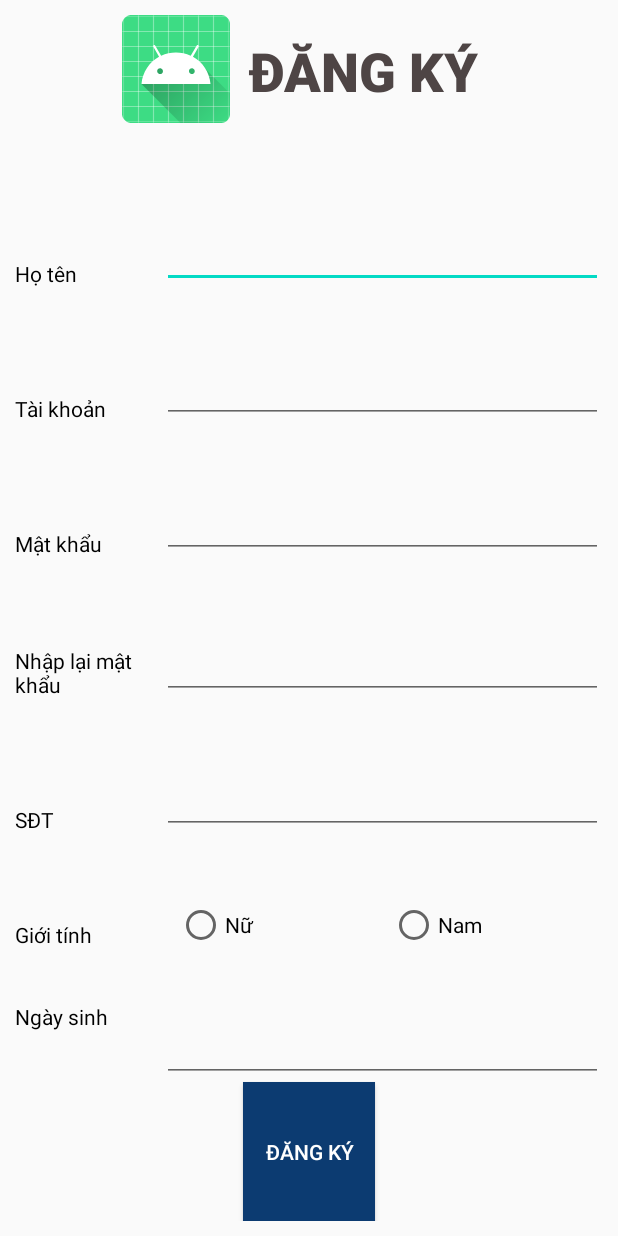
After one commit to HarpuiaSaber/MotobikeLicenseExam, an Android app: the layout fragment_signup.xml on its own in the app's theme, with its tools: preview values and no code run, on a phone screen of 412 x 824 dp. The commit adds this screen. Run offline under Robolectric (Android 15) with nearby library versions, the phone set to English and light mode, and no system bars.

Commit message:
add signup

```diff
--- /dev/null
+++ b/app/src/main/res/layout/fragment_signup.xml
@@ -0,0 +1,244 @@
+<?xml version="1.0" encoding="utf-8"?>
+<androidx.constraintlayout.widget.ConstraintLayout xmlns:android="http://schemas.android.com/apk/res/android"
+    xmlns:app="http://schemas.android.com/apk/res-auto"
+    xmlns:tools="http://schemas.android.com/tools"
+    android:layout_width="match_parent"
+    android:layout_height="match_parent"
+    tools:context=".ui.signup.SignupFragment">
+
+    <LinearLayout
+        android:layout_width="match_parent"
+        android:layout_height="match_parent"
+        android:layout_margin="10dp"
+        android:gravity="center"
+        android:orientation="vertical">
+
+        <LinearLayout
+            android:layout_width="wrap_content"
+            android:layout_height="wrap_content"
+            android:gravity="center"
+            android:orientation="horizontal">
+
+
+            <ImageView
+                android:id="@+id/imageView2"
+                android:layout_width="wrap_content"
+                android:layout_height="wrap_content"
+                android:layout_weight="0.5"
+                app:srcCompat="@mipmap/ic_launcher" />
+
+
+            <TextView
+                android:id="@+id/textView4"
+                android:layout_width="177dp"
+                android:layout_height="46dp"
+                android:layout_weight="1.5"
+                android:gravity="center"
+                android:text="ĐĂNG KÝ"
+                android:textAppearance="@style/TextAppearance.AppCompat.Large"
+                android:textColor="#4E4545"
+                android:textSize="36sp"
+                app:fontFamily="sans-serif-black" />
+
+        </LinearLayout>
+
+        <LinearLayout
+            android:layout_width="match_parent"
+            android:layout_height="wrap_content"
+            android:layout_marginTop="20dp"
+            android:layout_weight="1"
+            android:orientation="horizontal">
+
+            <TextView
+                android:id="@+id/textView11"
+                android:layout_width="match_parent"
+                android:layout_height="match_parent"
+                android:layout_weight="1.5"
+                android:gravity="bottom"
+                android:text="Họ tên"
+                android:textColor="#000000"
+                android:textColorHint="#000000" />
+
+            <EditText
+                android:id="@+id/name"
+                android:layout_width="match_parent"
+                android:layout_height="match_parent"
+                android:layout_weight="0.5"
+                android:inputType="date"
+                android:text="" />
+        </LinearLayout>
+
+        <LinearLayout
+            android:layout_width="match_parent"
+            android:layout_height="wrap_content"
+            android:layout_weight="1"
+            android:orientation="horizontal">
+
+            <TextView
+                android:id="@+id/textView12"
+                android:layout_width="match_parent"
+                android:layout_height="match_parent"
+                android:layout_weight="1.5"
+                android:gravity="bottom"
+                android:text="Tài khoản"
+                android:textColor="#000000" />
+
+            <EditText
+                android:id="@+id/username"
+                android:layout_width="match_parent"
+                android:layout_height="match_parent"
+                android:layout_weight="0.5"
+                android:inputType="textPersonName"
+                android:text="" />
+        </LinearLayout>
+
+        <LinearLayout
+            android:layout_width="match_parent"
+            android:layout_height="wrap_content"
+            android:layout_weight="1"
+            android:orientation="horizontal">
+
+            <TextView
+                android:id="@+id/textView13"
+                android:layout_width="match_parent"
+                android:layout_height="match_parent"
+                android:layout_weight="1.5"
+                android:gravity="bottom"
+                android:text="Mật khẩu"
+                android:textColor="#000000" />
+
+            <EditText
+                android:id="@+id/password"
+                android:layout_width="match_parent"
+                android:layout_height="match_parent"
+                android:layout_weight="0.5"
+                android:inputType="textPassword"
+                android:text="" />
+        </LinearLayout>
+
+        <LinearLayout
+            android:layout_width="match_parent"
+            android:layout_height="wrap_content"
+            android:layout_weight="1"
+            android:orientation="horizontal">
+
+            <TextView
+                android:id="@+id/textView14"
+                android:layout_width="match_parent"
+                android:layout_height="match_parent"
+                android:layout_weight="1.5"
+                android:gravity="bottom"
+                android:text="Nhập lại mật khẩu"
+                android:textColor="#000000" />
+
+            <EditText
+                android:id="@+id/passwordrepeat"
+                android:layout_width="match_parent"
+                android:layout_height="match_parent"
+                android:layout_weight="0.5"
+                android:inputType="textPassword"
+                android:text="" />
+        </LinearLayout>
+
+        <LinearLayout
+            android:layout_width="match_parent"
+            android:layout_height="wrap_content"
+            android:layout_weight="1"
+            android:orientation="horizontal">
+
+            <TextView
+                android:id="@+id/textView15"
+                android:layout_width="match_parent"
+                android:layout_height="match_parent"
+                android:layout_weight="1.5"
+                android:gravity="bottom"
+                android:text="SĐT"
+                android:textColor="#000000" />
+
+            <EditText
+                android:id="@+id/phone"
+                android:layout_width="match_parent"
+                android:layout_height="match_parent"
+                android:layout_weight="0.5"
+                android:inputType="textPersonName"
+                android:text="" />
+        </LinearLayout>
+
+        <LinearLayout
+            android:layout_width="match_parent"
+            android:layout_height="wrap_content"
+            android:layout_weight="1"
+            android:orientation="horizontal">
+
+            <TextView
+                android:id="@+id/textView16"
+                android:layout_width="wrap_content"
+                android:layout_height="match_parent"
+                android:layout_weight="0.5"
+                android:gravity="bottom"
+                android:text="Giới tính"
+                android:textColor="#000000" />
+
+
+            <RadioGroup
+                android:layout_width="wrap_content"
+                android:layout_height="wrap_content"
+                android:layout_gravity="bottom"
+                android:layout_weight="1.5"
+                android:orientation="horizontal">
+
+                <RadioButton
+                    android:id="@+id/female"
+                    android:layout_width="match_parent"
+                    android:layout_height="match_parent"
+                    android:layout_weight="1"
+                    android:text="Nữ"
+                    android:textColor="#000000" />
+
+                <RadioButton
+                    android:id="@+id/male"
+                    android:layout_width="match_parent"
+                    android:layout_height="match_parent"
+                    android:layout_weight="1"
+                    android:text="Nam"
+                    android:textColor="#000000" />
+
+            </RadioGroup>
+        </LinearLayout>
+
+        <LinearLayout
+            android:layout_width="match_parent"
+            android:layout_height="wrap_content"
+            android:layout_weight="1"
+            android:orientation="horizontal">
+
+            <TextView
+                android:id="@+id/textView17"
+                android:layout_width="match_parent"
+                android:layout_height="44dp"
+                android:layout_weight="1.5"
+                android:gravity="bottom|left"
+                android:text="Ngày sinh"
+                android:textColor="#000000" />
+
+            <EditText
+                android:id="@+id/dob"
+                android:layout_width="match_parent"
+                android:layout_height="match_parent"
+                android:layout_weight="0.5"
+                android:inputType="date"
+                android:text="" />
+        </LinearLayout>
+
+        <Button
+            android:id="@+id/signup"
+            android:layout_width="wrap_content"
+            android:layout_height="wrap_content"
+            android:layout_weight="1"
+            android:background="#0C3B71"
+            android:text="ĐĂNG KÝ"
+            android:textColor="#FFFFFF" />
+
+    </LinearLayout>
+
+</androidx.constraintlayout.widget.ConstraintLayout>
```
Also changed, not shown: app/src/main/AndroidManifest.xml (+5 -2 lines), app/src/main/java/com/group0201/motobikelicenseexam/ui/signup/SignupFragment.java (added, +130 -0 lines), app/src/main/java/com/group0201/motobikelicenseexam/ui/signup/SignupViewModel.java (added, +19 -0 lines), app/src/main/res/layout/fragment_login.xml (+106 -83 lines).
